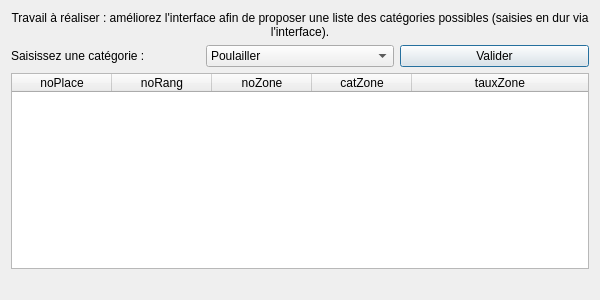
Above: gui/fct_comp_1.ui from Yalkann/ProjetCEBD before the change. Below: the same form after it.
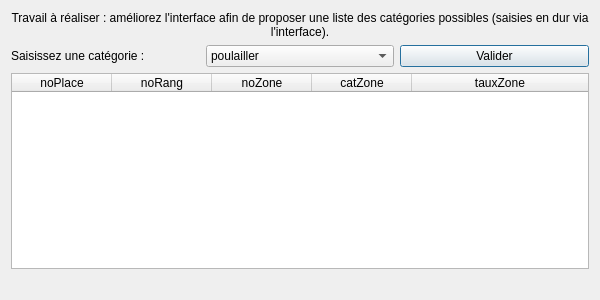
That is the form after the change.

```diff
--- a/gui/fct_comp_1.ui
+++ b/gui/fct_comp_1.ui
@@ -43,7 +43,7 @@
       <widget class="QComboBox" name="lineEdit_fct_comp_1">
        <item>
         <property name="text">
-         <string>Poulailler</string>
+         <string>poulailler</string>
         </property>
        </item>
        <item>
```
Left out of the diff: 4 changed lines with no effect on the pictures.
